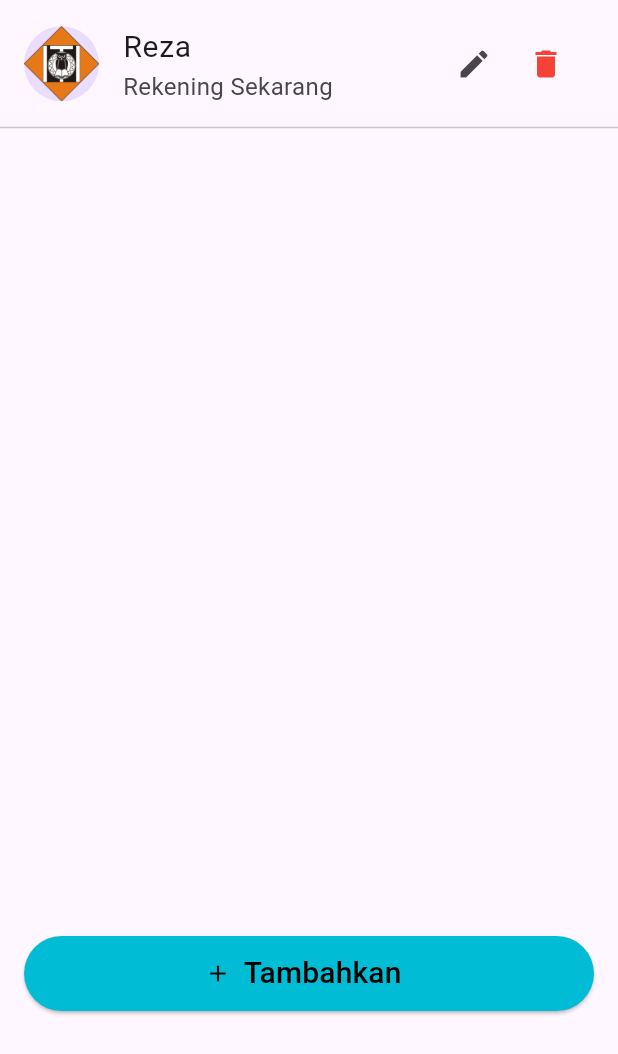
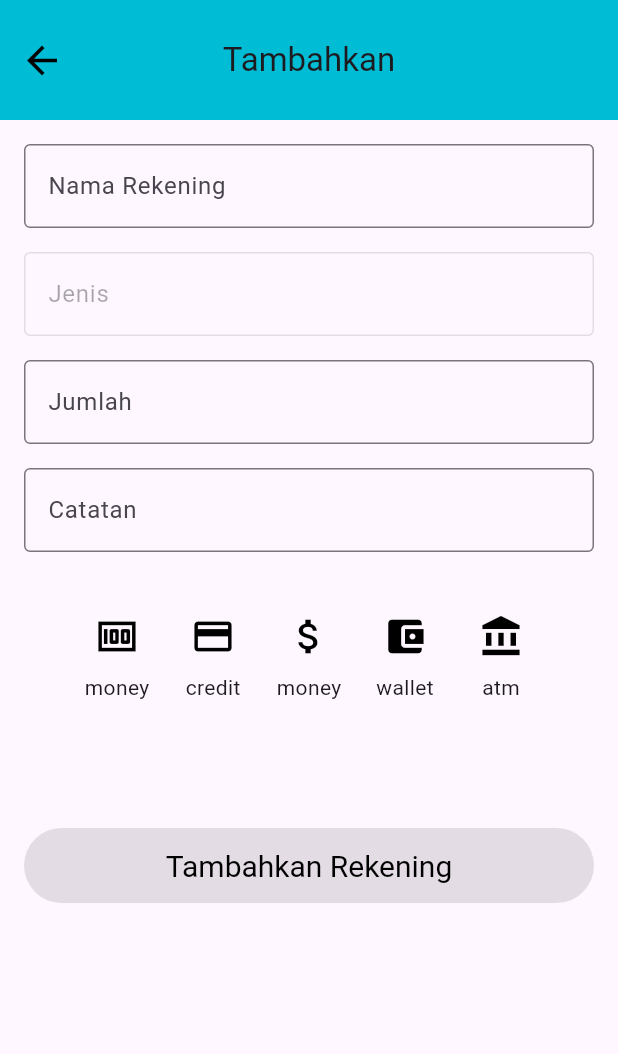
Before and after one commit to RidhuanDEV/Vasa, a Flutter app: the MengelolaRekening screen opened directly, after a tap on "Tambahkan", on a phone screen of 412 x 824 dp. Shown: the top 1054 px of the screen. Run offline on Flutter 3.47's test engine with Material 3 defaults, Android fonts, the light colour scheme and no system bars; our stand-ins replace fl_chart, google_fonts.

Commit message:
menu rekening

```diff
--- a/lib/main.dart
+++ b/lib/main.dart
@@ -6,6 +6,7 @@ import 'package:vasa/screens/laporan.dart';
 import 'package:vasa/screens/mengelola_rekening.dart';
 import 'package:vasa/screens/profile.dart';
 import 'package:vasa/global.dart';
+import 'package:vasa/screens/tambah_rekening.dart';
 
 void main() {
   runApp(const MyApp());
@@ -41,6 +42,7 @@ class MainScreenState extends State<MainScreen> {
     const LaporanPage(),
     const ProfilePage(),
     const MengelolaRekening(),
+    const TambahRekening(),
   ];
 
  void onTabTapped(int index) {
@@ -126,7 +128,7 @@ class MainScreenState extends State<MainScreen> {
       appBar: _buildAppBar() as PreferredSizeWidget,
       body: _children[Globals.currentIndex],
 
-      floatingActionButton: (Globals.currentIndex != 4 ) ? FloatingActionButton(
+      floatingActionButton: (Globals.currentIndex != 4 && Globals.currentIndex != 5) ? FloatingActionButton(
         onPressed: () {
           // Tambahkan aksi ketika tombol ditekan
         },
@@ -134,7 +136,7 @@ class MainScreenState extends State<MainScreen> {
         child: const Icon(Icons.add),
       ): null,
       floatingActionButtonLocation:  FloatingActionButtonLocation.centerDocked ,
-      bottomNavigationBar:(Globals.currentIndex != 4 ) ? BottomAppBar(
+      bottomNavigationBar:(Globals.currentIndex != 4 && Globals.currentIndex != 5) ? BottomAppBar(
         color: Colors.cyan,
         shape: const CircularNotchedRectangle(),
         notchMargin: 6.0,
--- a/lib/screens/mengelola_rekening.dart
+++ b/lib/screens/mengelola_rekening.dart
@@ -96,7 +96,11 @@ class MengelolaRekeningState extends State<MengelolaRekening> {
             padding: const EdgeInsets.all(16.0),
             child: ElevatedButton.icon(
               onPressed: () {
-                // Tambahkan logika untuk menambah rekening baru
+                Globals.currentIndex = 5;
+                Navigator.push(
+                  context,
+                  MaterialPageRoute(builder: (context) => const MainScreen()),
+                );
               },
               icon: const Icon(Icons.add, color: Colors.black),
               label: const Text(
--- /dev/null
+++ b/lib/screens/tambah_rekening.dart
@@ -0,0 +1,226 @@
+import 'package:flutter/material.dart';
+import 'package:vasa/global.dart';
+import 'package:vasa/main.dart';
+
+class TambahRekening extends StatefulWidget {
+  const TambahRekening({super.key});
+
+  @override
+  State<TambahRekening> createState() => _TambahRekeningState();
+}
+
+class _TambahRekeningState extends State<TambahRekening> {
+  final _formKey = GlobalKey<FormState>();
+  TextEditingController namaRekeningController = TextEditingController();
+  TextEditingController jenisController = TextEditingController();
+  TextEditingController jumlahController = TextEditingController();
+  TextEditingController catatanController = TextEditingController();
+  bool isButtonEnabled = false;
+
+  void onTabTapped(int index) {
+    setState(() {
+      Globals.currentIndex =
+          index; // Mengatur nilai currentIndex dari global.dart
+    });
+  }
+
+  void checkFormStatus() {
+    if (namaRekeningController.text.isNotEmpty &&
+        jenisController.text.isNotEmpty &&
+        jumlahController.text.isNotEmpty &&
+        catatanController.text.isNotEmpty) {
+      setState(() {
+        isButtonEnabled = true;
+      });
+    } else {
+      setState(() {
+        isButtonEnabled = false;
+      });
+    }
+  }
+
+  @override
+  void initState() {
+    super.initState();
+    namaRekeningController.addListener(checkFormStatus);
+    jenisController.addListener(checkFormStatus);
+    jumlahController.addListener(checkFormStatus);
+    catatanController.addListener(checkFormStatus);
+  }
+
+  @override
+  Widget build(BuildContext context) {
+    return Scaffold(
+      appBar: (Globals.currentIndex == 5)
+          ? AppBar(
+              leading: IconButton(
+                icon:
+                    const Icon(Icons.arrow_back, color: Colors.black, size: 30),
+                onPressed: () {
+                  Globals.currentIndex = 4;
+                  Navigator.push(
+                    context,
+                    MaterialPageRoute(builder: (context) => const MainScreen()),
+                  );
+                },
+              ),
+              title: const Text('Tambahkan'),
+              backgroundColor: Colors.cyan,
+              toolbarHeight: 80,
+              centerTitle: true,
+            )
+          : null,
+      body: SingleChildScrollView(
+        child: Padding(
+          padding: const EdgeInsets.all(16.0),
+          child: Form(
+            key: _formKey,
+            child: Column(
+              children: [
+                TextFormField(
+                  controller: namaRekeningController,
+                  decoration: const InputDecoration(
+                    labelText: 'Nama Rekening',
+                    border: OutlineInputBorder(),
+                  ),
+                  validator: (value) {
+                    if (value == null || value.isEmpty) {
+                      return 'Harap isi Nama Rekening';
+                    }
+                    return null;
+                  },
+                ),
+                const SizedBox(height: 16),
+                TextFormField(
+                  controller: jenisController,
+                  decoration: const InputDecoration(
+                    labelText: 'Jenis',
+                    border: OutlineInputBorder(),
+                  ),
+                  enabled: false,
+                ),
+                const SizedBox(height: 16),
+                TextFormField(
+                  controller: jumlahController,
+                  keyboardType: TextInputType.number,
+                  decoration: const InputDecoration(
+                    labelText: 'Jumlah',
+                    border: OutlineInputBorder(),
+                  ),
+                  validator: (value) {
+                    if (value == null || value.isEmpty) {
+                      return 'Harap isi Jumlah';
+                    }
+                    return null;
+                  },
+                ),
+                const SizedBox(height: 16),
+                TextFormField(
+                  controller: catatanController,
+                  decoration: const InputDecoration(
+                    labelText: 'Catatan',
+                    border: OutlineInputBorder(),
+                  ),
+                  validator: (value) {
+                    if (value == null || value.isEmpty) {
+                      return 'Harap isi Catatan';
+                    }
+                    return null;
+                  },
+                ),
+                const SizedBox(height: 32),
+                SingleChildScrollView(
+                  scrollDirection: Axis.horizontal,
+                  child: Row(
+                    children: [
+                      Column(
+                        children: [
+                          IconButton(
+                            icon: const Icon(Icons.money,
+                                color: Colors.black, size: 30),
+                            onPressed: () {
+                              jenisController.text = 'money';
+                            },
+                          ),
+                          const Text('money'),
+                        ],
+                      ),
+                      const SizedBox(width: 16),
+                      Column(
+                        children: [
+                          IconButton(
+                            icon: const Icon(Icons.credit_card,
+                                color: Colors.black, size: 30),
+                            onPressed: () {
+                              jenisController.text = 'credit';
+                            },
+                          ),
+                          const Text('credit'),
+                        ],
+                      ),
+                      const SizedBox(width: 16),
+                      Column(
+                        children: [
+                          IconButton(
+                            icon: const Icon(Icons.attach_money,
+                                color: Colors.black, size: 30),
+                            onPressed: () {
+                              jenisController.text = 'money';
+                            },
+                          ),
+                          const Text('money'),
+                        ],
+                      ),
+                      const SizedBox(width: 16),
+                      Column(
+                        children: [
+                          IconButton(
+                            icon: const Icon(Icons.account_balance_wallet,
+                                color: Colors.black, size: 30),
+                            onPressed: () {
+                              jenisController.text = 'wallet';
+                            },
+                          ),
+                          const Text('wallet'),
+                        ],
+                      ),
+                      const SizedBox(width: 16),
+                      Column(
+                        children: [
+                          IconButton(
+                            icon: const Icon(Icons.account_balance,
+                                color: Colors.black, size: 30),
+                            onPressed: () {
+                              jenisController.text = 'atm';
+                            },
+                          ),
+                          const Text('atm'),
+                        ],
+                      ),
+                    ],
+                  ),
+                ),
+                const SizedBox(height: 84),
+                ElevatedButton(
+                  onPressed: isButtonEnabled
+                      ? () {
+                          if (_formKey.currentState!.validate()) {
+                            // Tambahkan rekening action
+                          }
+                        }
+                      : null,
+                  style: ElevatedButton.styleFrom(
+                    minimumSize: const Size(double.infinity, 50),
+                    backgroundColor: Colors.cyan,
+                    textStyle: const TextStyle(fontSize: 20,),
+                  ),
+                  child: const  Text('Tambahkan Rekening', style: TextStyle(color: Colors.black)),
+                ),
+              ],
+            ),
+          ),
+        ),
+      ),
+    );
+  }
+}
```
